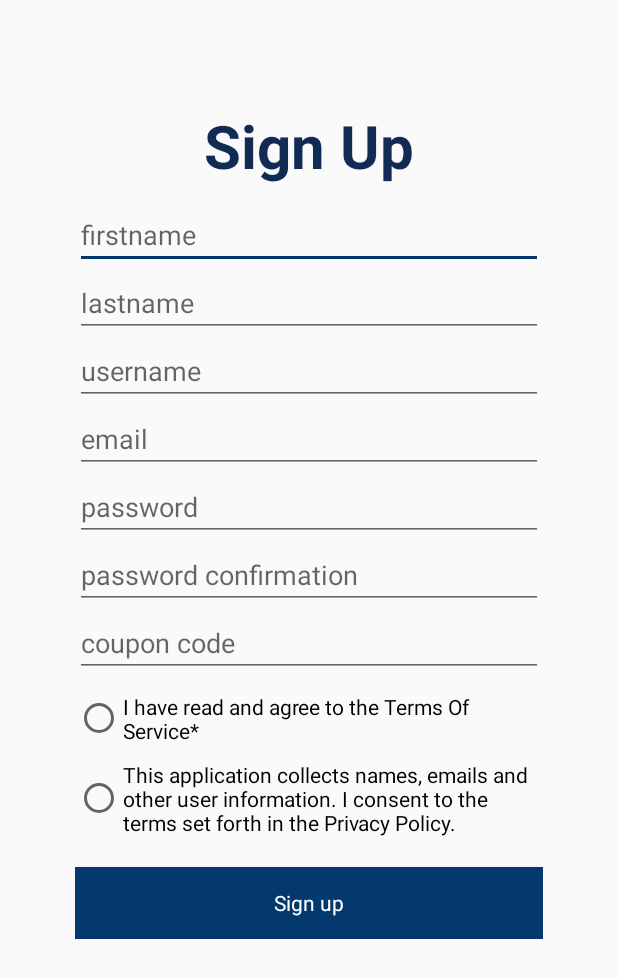
After one commit to johnleydelgado/BethHubAndroid, an Android app: the signUp screen opened directly, with no data from a screen before it, on a phone screen of 412 x 824 dp. The commit adds this screen. Shown: the top 978 px of the screen. Run offline under Robolectric (Android 15) with nearby library versions, the phone set to English and light mode, and no system bars; libraries missing offline, so code that uses them is left out: com.androidnetworking, com.androidnetworking.common, com.androidnetworking.error, com.androidnetworking.interfaces, eu.amirs and 1 more.

Commit message:
Ley Update

```diff
--- a/app/src/main/AndroidManifest.xml
+++ b/app/src/main/AndroidManifest.xml
@@ -20,7 +20,8 @@
         </activity>
         <activity android:name=".View.Login" />
         <activity android:name=".View.MembershipActivity" />
-        <activity android:name=".View.ContentActivity"></activity>
+        <activity android:name=".View.ContentActivity" />
+        <activity android:name=".View.signUp"></activity>
     </application>
 
 </manifest>
--- a/app/src/main/java/com/robert/bethub/Model/User.java
+++ b/app/src/main/java/com/robert/bethub/Model/User.java
@@ -1,11 +1,12 @@
 package com.robert.bethub.Model;
 
+import io.realm.RealmList;
 import io.realm.RealmObject;
 
 public class User extends RealmObject {
 
     public int id;
     public String email,username,status;
-
+    public RealmList<String> title = new RealmList<String>();
 
 }
--- /dev/null
+++ b/app/src/main/java/com/robert/bethub/View/signUp.java
@@ -0,0 +1,178 @@
+package com.robert.bethub.View;
+
+import android.support.v7.app.AppCompatActivity;
+import android.os.Bundle;
+import android.util.Log;
+import android.view.MotionEvent;
+import android.view.View;
+import android.view.ViewGroup;
+import android.widget.Button;
+import android.widget.EditText;
+
+import com.androidnetworking.AndroidNetworking;
+import com.androidnetworking.common.Priority;
+import com.androidnetworking.error.ANError;
+import com.androidnetworking.interfaces.JSONObjectRequestListener;
+import com.robert.bethub.Classes.Alert;
+import com.robert.bethub.Model.User;
+import com.robert.bethub.Model.userSignUp;
+import com.robert.bethub.R;
+
+import org.json.JSONObject;
+
+import eu.amirs.JSON;
+import io.realm.Realm;
+
+import static com.robert.bethub.View.Login.hideSoftKeyboard;
+
+public class signUp extends AppCompatActivity {
+
+    private EditText firstname;
+    private EditText lastname;
+    private EditText username;
+    private EditText email;
+    private EditText password;
+    private EditText passwordConfirmation;
+    private EditText couponcode;
+    private Button signupButton;
+
+    private View signupView;
+    @Override
+    protected void onCreate(Bundle savedInstanceState) {
+        super.onCreate(savedInstanceState);
+        setContentView(R.layout.activity_sign_up);
+
+        firstname =  findViewById(R.id.firstnameLabel);
+        lastname =  findViewById(R.id.lastnameLabel);
+        username =  findViewById(R.id.usernameLabel);
+        email =  findViewById(R.id.emailLabel);
+        password =  findViewById(R.id.passwordLabel);
+        passwordConfirmation =  findViewById(R.id.passwordConfirmationLabel);
+        couponcode =  findViewById(R.id.couponLabel);
+        signupView = findViewById(R.id.signupView);
+        signupButton = findViewById(R.id.signupButton);
+        setupUI(signupView);
+
+        signupButton.setOnClickListener(new View.OnClickListener() {
+            @Override
+            public void onClick(View v) {
+                signUp();
+            }
+        });
+
+
+    }
+
+    public void signUp(){
+
+        String fname = firstname.getText().toString().trim();
+        String lname = lastname.getText().toString().trim();
+        String uname = username.getText().toString().trim();
+        String em = email.getText().toString().trim();
+        String pass = password.getText().toString().trim();
+        String passC = passwordConfirmation.getText().toString().trim();
+        String cc = couponcode.getText().toString().trim();
+
+        if(fname.isEmpty()){
+            firstname.setError("Please fill up all the required fields");
+            firstname.requestFocus();
+
+        }else if(lname.isEmpty()){
+            lastname.setError("Please fill up all the required fields");
+            lastname.requestFocus();
+        }
+        else if(uname.isEmpty()){
+            username.setError("Please fill up all the required fields");
+            username.requestFocus();
+        }
+        else if(em.isEmpty()){
+            email.setError("Please fill up all the required fields");
+            email.requestFocus();
+        }
+        else if(pass.isEmpty()){
+            password.setError("Please fill up all the required fields");
+            password.requestFocus();
+        }
+        else if(passC.isEmpty()){
+            passwordConfirmation.setError("Please fill up all the required fields");
+            passwordConfirmation.requestFocus();
+        }
+        else if(cc.isEmpty()){
+            couponcode.setError("Please fill up all the required fields");
+            couponcode.requestFocus();
+        }
+        else if(pass != passC){
+            password.setError("Your password didn`t match please try again");
+            password.requestFocus();
+            passwordConfirmation.setError("Your password didn`t match please try again");
+            passwordConfirmation.requestFocus();
+        }
+        else{
+            userSignUp user = new userSignUp();
+            user.firstname = fname;
+            user.lastname = lname;
+            user.username = uname;
+            user.email = em;
+            user.password = pass;
+
+           // spinner.setVisibility(View.VISIBLE);
+            AndroidNetworking.post("https://bethub.pro/wp-json/bethubpro/v1/users/register")
+                    .addBodyParameter(user)
+                    .setPriority(Priority.MEDIUM)
+                    .build()
+                    .getAsJSONObject(new JSONObjectRequestListener() {
+                        @Override
+                        public void onResponse(JSONObject response) {
+                            //spinner.setVisibility(View.GONE);
+                            Log.d("tag1","response is : " + response);
+                            JSON json = new JSON(response);
+                            int code = json.key("code").intValue();
+                            String message = json.key("message").stringValue();
+                            int status = json.key("data").key("status").intValue();
+
+                            if (code == 200) {
+                                Alert.showAlertWithAction(signUp.this,message,Login.class);
+
+                                //Alert.showAlert(Login.this,"username or password is incorrect");
+                            }
+                            if (status == 400){
+
+                                Alert.showAlert(signUp.this,message);
+
+                            }
+                            //Log.d("tag1","status is : " + json.key("status").stringValue());
+
+                            // do anything with response
+                        }
+                        @Override
+                        public void onError(ANError error) {
+                            // handle error
+                        }
+                    });
+
+
+        }
+
+    }
+
+    public void setupUI(View view) {
+
+        // Set up touch listener for non-text box views to hide keyboard.
+        if (!(view instanceof EditText)) {
+            view.setOnTouchListener(new View.OnTouchListener() {
+                public boolean onTouch(View v, MotionEvent event) {
+                    hideSoftKeyboard(signUp.this);
+                    return false;
+                }
+            });
+        }
+
+        //If a layout container, iterate over children and seed recursion.
+        if (view instanceof ViewGroup) {
+            for (int i = 0; i < ((ViewGroup) view).getChildCount(); i++) {
+                View innerView = ((ViewGroup) view).getChildAt(i);
+                setupUI(innerView);
+            }
+        }
+    }
+}
--- /dev/null
+++ b/app/src/main/res/layout/activity_sign_up.xml
@@ -0,0 +1,92 @@
+<?xml version="1.0" encoding="utf-8"?>
+<ScrollView xmlns:android="http://schemas.android.com/apk/res/android"
+xmlns:app="http://schemas.android.com/apk/res-auto"
+xmlns:tools="http://schemas.android.com/tools"
+android:layout_width="match_parent"
+android:layout_height="match_parent"
+    android:id="@+id/signupView"
+tools:context=".View.signUp">
+
+<LinearLayout
+    android:layout_width="fill_parent"
+    android:layout_height="fill_parent"
+    android:layout_margin="50dp"
+    android:paddingTop="10dp"
+    android:orientation="vertical">
+
+    <TextView
+        android:layout_width="fill_parent"
+        android:layout_height="fill_parent"
+        android:padding="10dp"
+        android:text="Sign Up"
+        android:textStyle="bold"
+        android:gravity="center"
+        android:textColor="@color/darkBlue"
+        android:textSize="40dp"/>
+
+    <EditText
+        android:layout_width="fill_parent"
+        android:layout_height="fill_parent"
+        android:hint="firstname"
+        android:id="@+id/firstnameLabel"/>
+
+    <EditText
+        android:layout_width="fill_parent"
+        android:layout_height="fill_parent"
+        android:hint="lastname"
+        android:id="@+id/lastnameLabel"/>
+
+    <EditText
+        android:layout_width="fill_parent"
+        android:layout_height="fill_parent"
+        android:hint="username"
+        android:id="@+id/usernameLabel"/>
+
+    <EditText
+        android:layout_width="fill_parent"
+        android:layout_height="fill_parent"
+        android:hint="email"
+        android:id="@+id/emailLabel"/>
+
+    <EditText
+        android:layout_width="fill_parent"
+        android:layout_height="fill_parent"
+        android:hint="password"
+        android:id="@+id/passwordLabel"/>
+
+    <EditText
+        android:layout_width="fill_parent"
+        android:layout_height="fill_parent"
+        android:hint="password confirmation"
+        android:id="@+id/passwordConfirmationLabel"/>
+
+    <EditText
+        android:layout_width="fill_parent"
+        android:layout_height="fill_parent"
+        android:hint="coupon code"
+        android:id="@+id/couponLabel"/>
+
+    <android.support.v7.widget.AppCompatRadioButton
+        android:layout_width="fill_parent"
+        android:layout_height="fill_parent"
+        android:text="I have read and agree to the Terms Of Service*"
+        android:layout_marginTop="10dp"
+        android:layout_marginBottom="10dp"/>
+
+    <android.support.v7.widget.AppCompatRadioButton
+        android:layout_width="fill_parent"
+        android:layout_height="fill_parent"
+        android:text="This application collects names, emails and other user information. I consent to the terms set forth in the Privacy Policy." />
+
+    <Button
+        android:layout_width="fill_parent"
+        android:layout_height="fill_parent"
+        style="@android:style/Widget.Button"
+        android:background="@color/colorAccent"
+        android:layout_marginTop="20dp"
+        android:text="Sign up"
+        android:id="@+id/signupButton"
+        android:textColor="@android:color/white"
+        tools:background="@color/colorAccent"/>
+</LinearLayout>
+</ScrollView>
```
Also changed, not shown: app/src/main/java/com/robert/bethub/Model/membershipStaticData.java (deleted, +0 -15 lines), app/src/main/java/com/robert/bethub/Model/userSignUp.java (added, +25 -0 lines), app/src/main/java/com/robert/bethub/View/Login.java (+28 -1 lines), app/src/main/java/com/robert/bethub/View/MainActivity.java (+76 -12 lines), app/src/main/java/com/robert/bethub/View/MembershipActivity.java (+4 -11 lines), app/src/main/res/layout/login_activity.xml (+19 -0 lines).
